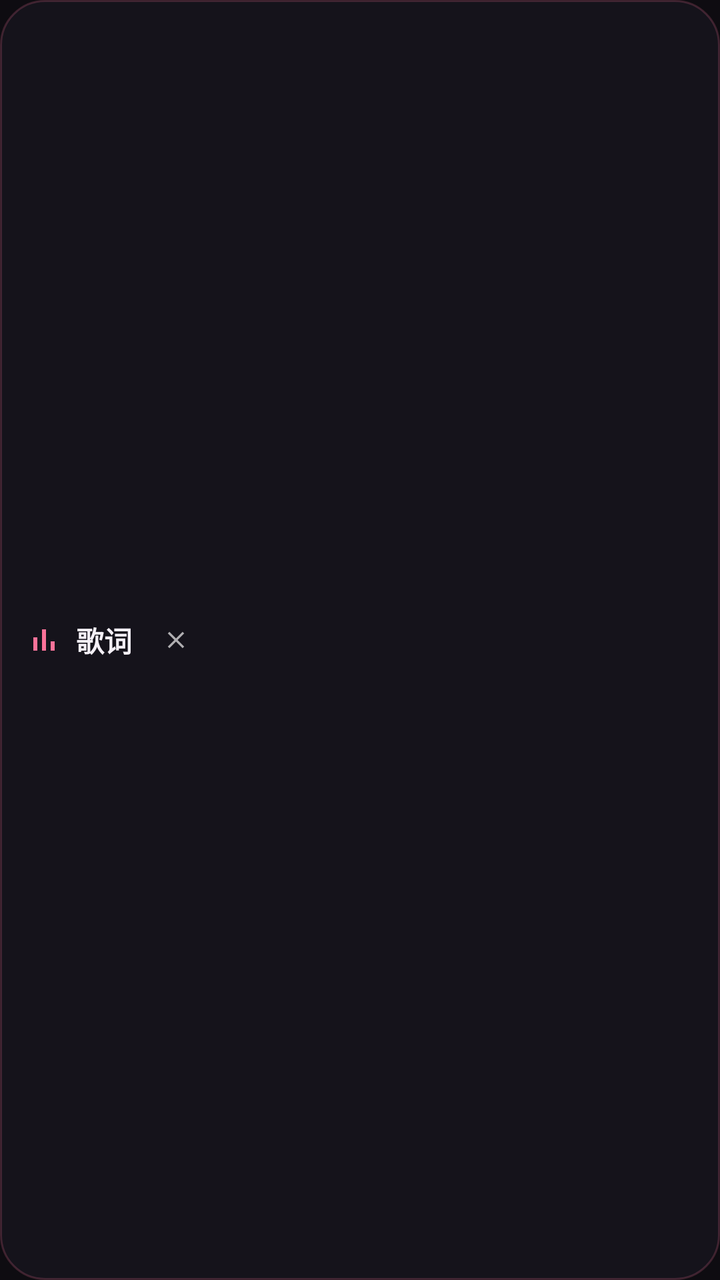
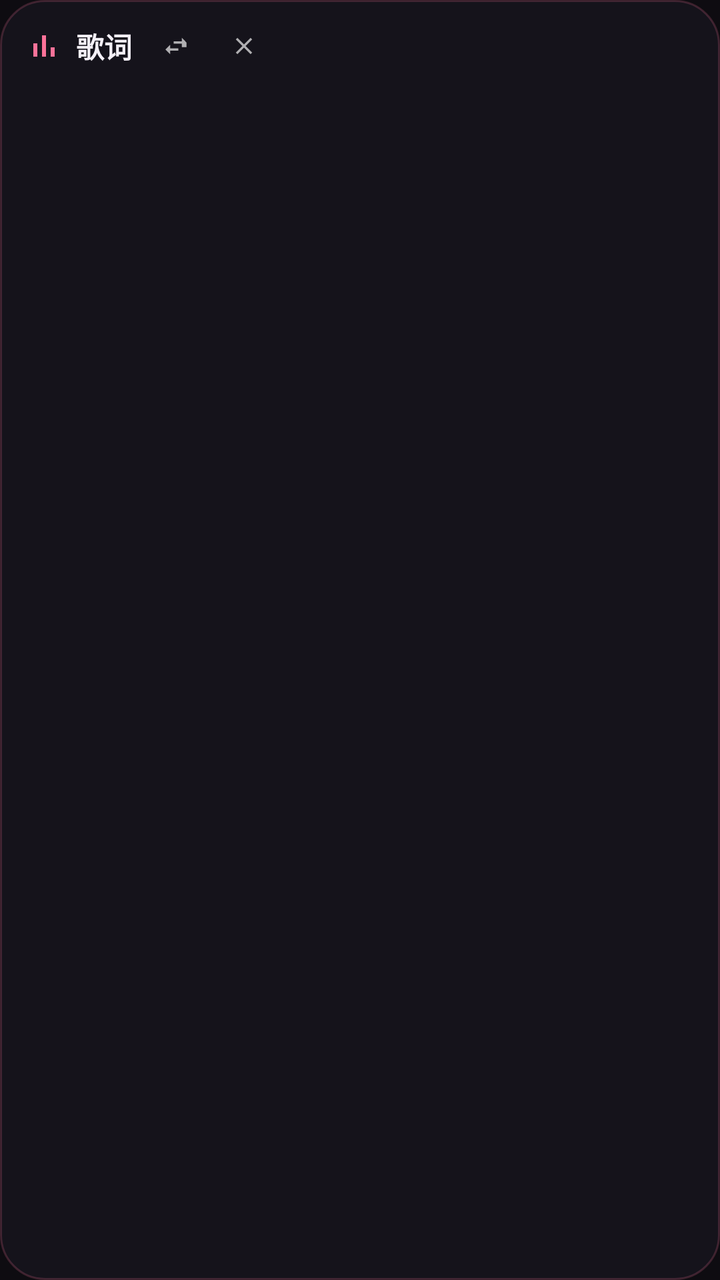

Before-and-after screenshots of an Android layout around one commit, followed by the original layout XML and the change that was made.
<!-- AndroidManifest.xml: application theme Theme.BiliListen -->
<!-- res/layout/overlay_lyric.xml -->
<?xml version="1.0" encoding="utf-8"?>
<LinearLayout xmlns:android="http://schemas.android.com/apk/res/android"
    android:id="@+id/lyric_root"
    android:layout_width="wrap_content"
    android:layout_height="wrap_content"
    android:orientation="horizontal"
    android:background="@drawable/bg_lyric_overlay"
    android:gravity="center_vertical"
    android:paddingHorizontal="14dp"
    android:paddingVertical="9dp">

    <ImageView
        android:layout_width="16dp"
        android:layout_height="16dp"
        android:layout_marginEnd="8dp"
        android:src="@drawable/ic_eq"
        android:tint="@color/bili_pink"
        android:contentDescription="拖动" />

    <LinearLayout
        android:layout_width="wrap_content"
        android:layout_height="wrap_content"
        android:orientation="vertical">

        <TextView
            android:id="@+id/lyric_text"
            android:layout_width="wrap_content"
            android:layout_height="wrap_content"
            android:maxWidth="280dp"
            android:maxLines="2"
            android:ellipsize="end"
            android:textColor="@color/on_bg"
            android:textSize="14sp"
            android:textStyle="bold"
            android:text="歌词" />

        <TextView
            android:id="@+id/lyric_text_next"
            android:layout_width="wrap_content"
            android:layout_height="wrap_content"
            android:maxWidth="280dp"
            android:maxLines="1"
            android:ellipsize="end"
            android:layout_marginTop="2dp"
            android:textColor="@color/on_bg_dim"
            android:textSize="11.5sp"
            android:text="下一句"
            android:visibility="gone" />
    </LinearLayout>

    
    <ImageView
        android:id="@+id/lyric_close"
        android:layout_width="28dp"
        android:layout_height="28dp"
        android:layout_marginStart="8dp"
        android:background="@drawable/bg_overlay_close"
        android:contentDescription="关闭悬浮歌词"
        android:padding="7dp"
        android:alpha="0.66"
        android:src="@drawable/ic_close" />
</LinearLayout>
<!-- resources referenced by this layout -->
<resources>
  <color name="bili_pink">#FB7299</color>
  <color name="on_bg">#F4F0F7</color>
  <color name="on_bg_dim">#A69FB2</color>
  <!-- drawable bg_lyric_overlay (drawable) -->
  <?xml version="1.0" encoding="utf-8"?>
  <shape xmlns:android="http://schemas.android.com/apk/res/android" android:shape="rectangle">
      <solid android:color="#E617151C" />
      <stroke android:width="1dp" android:color="#33FB7299" />
      <corners android:radius="22dp" />
  </shape>
  <!-- drawable bg_overlay_close (drawable) -->
  <?xml version="1.0" encoding="utf-8"?>
  <ripple xmlns:android="http://schemas.android.com/apk/res/android"
      android:color="#33FFFFFF">
      <item>
          <shape android:shape="oval">
              <solid android:color="#00000000" />
          </shape>
      </item>
  </ripple>
  <!-- drawable ic_close (drawable) -->
  <vector xmlns:android="http://schemas.android.com/apk/res/android"
      android:width="24dp" android:height="24dp"
      android:viewportWidth="24" android:viewportHeight="24"
      android:tint="@android:color/white">
      <path android:fillColor="@android:color/white" android:pathData="M19,6.41L17.59,5 12,10.59 6.41,5 5,6.41 10.59,12 5,17.59 6.41,19 12,13.41 17.59,19 19,17.59 13.41,12z" />
  </vector>
  <!-- drawable ic_eq (drawable) -->
  <vector xmlns:android="http://schemas.android.com/apk/res/android"
      android:width="24dp" android:height="24dp"
      android:viewportWidth="24" android:viewportHeight="24"
      android:tint="@android:color/white">
      <path android:fillColor="@android:color/white" android:pathData="M4,10h3v10H4zM10.5,4h3v16h-3zM17,13h3v7h-3z" />
  </vector>
  <style name="Theme.BiliListen" parent="Theme.Material3.Dark.NoActionBar">
          <item name="colorPrimary">@color/bili_pink</item>
          <item name="colorOnPrimary">#2A0A14</item>
          <item name="colorPrimaryContainer">#4A1727</item>
          <item name="colorOnPrimaryContainer">#FFD9E4</item>
          <item name="colorSecondary">@color/bili_blue</item>
          <item name="colorOnSecondary">#00161F</item>
          <item name="colorSecondaryContainer">#0E3D52</item>
          <item name="colorOnSecondaryContainer">#C4E9FA</item>
          <item name="android:colorBackground">@color/bg</item>
          <item name="colorSurface">@color/surface</item>
          <item name="colorSurfaceVariant">@color/surface_high</item>
          <item name="colorSurfaceContainer">@color/surface</item>
          <item name="colorSurfaceContainerHigh">@color/surface_high</item>
          <item name="colorOnSurface">@color/on_bg</item>
          <item name="colorOnSurfaceVariant">@color/on_bg_dim</item>
          <item name="android:statusBarColor">@android:color/transparent</item>
          <item name="android:navigationBarColor">@android:color/transparent</item>
          <item name="android:windowLightStatusBar">false</item>
          <item name="android:windowLightNavigationBar">false</item>
          <item name="android:textColorPrimary">@color/on_bg</item>
      </style>
  <color name="bili_blue">#23ADE5</color>
  <color name="bg">#0E0C11</color>
  <color name="surface">#17151C</color>
  <color name="surface_high">#221F29</color>
</resources>

<!-- the commit's change to res/layout/overlay_lyric.xml (unified diff, before → after) -->
@@ -3,60 +3,134 @@
     android:id="@+id/lyric_root"
     android:layout_width="wrap_content"
     android:layout_height="wrap_content"
-    android:orientation="horizontal"
+    android:orientation="vertical"
     android:background="@drawable/bg_lyric_overlay"
-    android:gravity="center_vertical"
     android:paddingHorizontal="14dp"
-    android:paddingVertical="9dp">
-
-    <ImageView
-        android:layout_width="16dp"
-        android:layout_height="16dp"
-        android:layout_marginEnd="8dp"
-        android:src="@drawable/ic_eq"
-        android:tint="@color/bili_pink"
-        android:contentDescription="拖动" />
+    android:paddingTop="9dp"
+    android:paddingBottom="9dp">
 
     <LinearLayout
         android:layout_width="wrap_content"
         android:layout_height="wrap_content"
-        android:orientation="vertical">
+        android:orientation="horizontal"
+        android:gravity="center_vertical">
 
-        <TextView
-            android:id="@+id/lyric_text"
+        <ImageView
+            android:layout_width="16dp"
+            android:layout_height="16dp"
+            android:layout_marginEnd="8dp"
+            android:src="@drawable/ic_eq"
+            android:tint="@color/bili_pink"
+            android:contentDescription="拖动" />
+
+        <LinearLayout
             android:layout_width="wrap_content"
             android:layout_height="wrap_content"
-            android:maxWidth="280dp"
-            android:maxLines="2"
-            android:ellipsize="end"
-            android:textColor="@color/on_bg"
-            android:textSize="14sp"
-            android:textStyle="bold"
-            android:text="歌词" />
+            android:orientation="vertical">
 
-        <TextView
-            android:id="@+id/lyric_text_next"
-            android:layout_width="wrap_content"
-            android:layout_height="wrap_content"
-            android:maxWidth="280dp"
-            android:maxLines="1"
-            android:ellipsize="end"
-            android:layout_marginTop="2dp"
-            android:textColor="@color/on_bg_dim"
-            android:textSize="11.5sp"
-            android:text="下一句"
-            android:visibility="gone" />
+            <TextView
+                android:id="@+id/lyric_text"
+                android:layout_width="wrap_content"
+                android:layout_height="wrap_content"
+                android:maxWidth="280dp"
+                android:maxLines="2"
+                android:ellipsize="end"
+                android:textColor="@color/on_bg"
+                android:textSize="14sp"
+                android:textStyle="bold"
+                android:text="歌词" />
+
+            <TextView
+                android:id="@+id/lyric_text_next"
+                android:layout_width="wrap_content"
+                android:layout_height="wrap_content"
+                android:maxWidth="280dp"
+                android:maxLines="1"
+                android:ellipsize="end"
+                android:layout_marginTop="2dp"
+                android:textColor="@color/on_bg_dim"
+                android:textSize="11.5sp"
+                android:text="下一句"
+                android:visibility="gone" />
+        </LinearLayout>
+
+        
+        <ImageView
+            android:id="@+id/lyric_speed"
+            android:layout_width="28dp"
+            android:layout_height="28dp"
+            android:layout_marginStart="8dp"
+            android:background="@drawable/bg_overlay_close"
+            android:contentDescription="调整歌词快慢"
+            android:padding="7dp"
+            android:alpha="0.66"
+            android:src="@drawable/ic_calib" />
+
+        
+        <ImageView
+            android:id="@+id/lyric_close"
+            android:layout_width="28dp"
+            android:layout_height="28dp"
+            android:layout_marginStart="6dp"
+            android:background="@drawable/bg_overlay_close"
+            android:contentDescription="关闭悬浮歌词"
+            android:padding="7dp"
+            android:alpha="0.66"
+            android:src="@drawable/ic_close" />
     </LinearLayout>
 
     
-    <ImageView
-        android:id="@+id/lyric_close"
-        android:layout_width="28dp"
-        android:layout_height="28dp"
-        android:layout_marginStart="8dp"
-        android:background="@drawable/bg_overlay_close"
-        android:contentDescription="关闭悬浮歌词"
-        android:padding="7dp"
-        android:alpha="0.66"
-        android:src="@drawable/ic_close" />
+    <LinearLayout
+        android:id="@+id/lyric_adjust_row"
+        android:layout_width="wrap_content"
+        android:layout_height="wrap_content"
+        android:orientation="horizontal"
+        android:gravity="center_vertical"
+        android:layout_marginTop="6dp"
+        android:visibility="gone">
+
+        <TextView
+            android:id="@+id/lyric_earlier"
+            android:layout_width="wrap_content"
+            android:layout_height="wrap_content"
+            android:background="@drawable/bg_overlay_close"
+            android:paddingHorizontal="10dp"
+            android:paddingVertical="5dp"
+            android:text="提前 0.5s"
+            android:textColor="@color/on_bg"
+            android:textSize="11.5sp" />
+
+        <TextView
+            android:id="@+id/lyric_offset"
+            android:layout_width="wrap_content"
+            android:layout_height="wrap_content"
+            android:paddingHorizontal="10dp"
+            android:minWidth="72dp"
+            android:gravity="center"
+            android:text="无偏移"
+            android:textColor="@color/bili_pink"
+            android:textSize="11.5sp"
+            android:textStyle="bold" />
+
+        <TextView
+            android:id="@+id/lyric_later"
+            android:layout_width="wrap_content"
+            android:layout_height="wrap_content"
+            android:background="@drawable/bg_overlay_close"
+            android:paddingHorizontal="10dp"
+            android:paddingVertical="5dp"
+            android:text="延后 0.5s"
+            android:textColor="@color/on_bg"
+            android:textSize="11.5sp" />
+
+        <TextView
+            android:id="@+id/lyric_reset"
+            android:layout_width="wrap_content"
+            android:layout_height="wrap_content"
+            android:paddingHorizontal="10dp"
+            android:paddingVertical="5dp"
+            android:text="还原"
+            android:textColor="@color/on_bg_dim"
+            android:textSize="11.5sp" />
+    </LinearLayout>
 </LinearLayout>
<!-- resource entries referenced after the edit -->
@@ -20,6 +20,13 @@
           </shape>
       </item>
   </ripple>
+  <!-- drawable ic_calib (drawable) -->
+  <vector xmlns:android="http://schemas.android.com/apk/res/android"
+      android:width="24dp" android:height="24dp"
+      android:viewportWidth="24" android:viewportHeight="24"
+      android:tint="@android:color/white">
+      <path android:fillColor="@android:color/white" android:pathData="M6.99,11L3,15l3.99,4v-3H14v-2H6.99v-3zM21,9l-3.99,-4v3H10v2h7.01v3L21,13V9z" />
+  </vector>
   <!-- drawable ic_close (drawable) -->
   <vector xmlns:android="http://schemas.android.com/apk/res/android"
       android:width="24dp" android:height="24dp"
